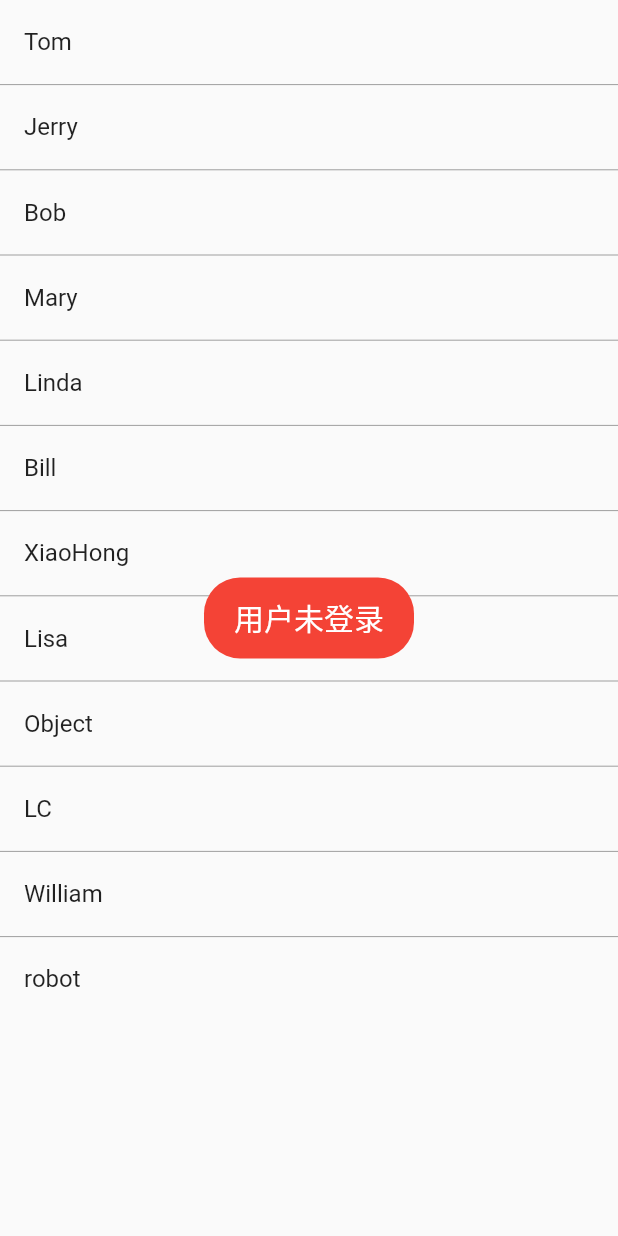
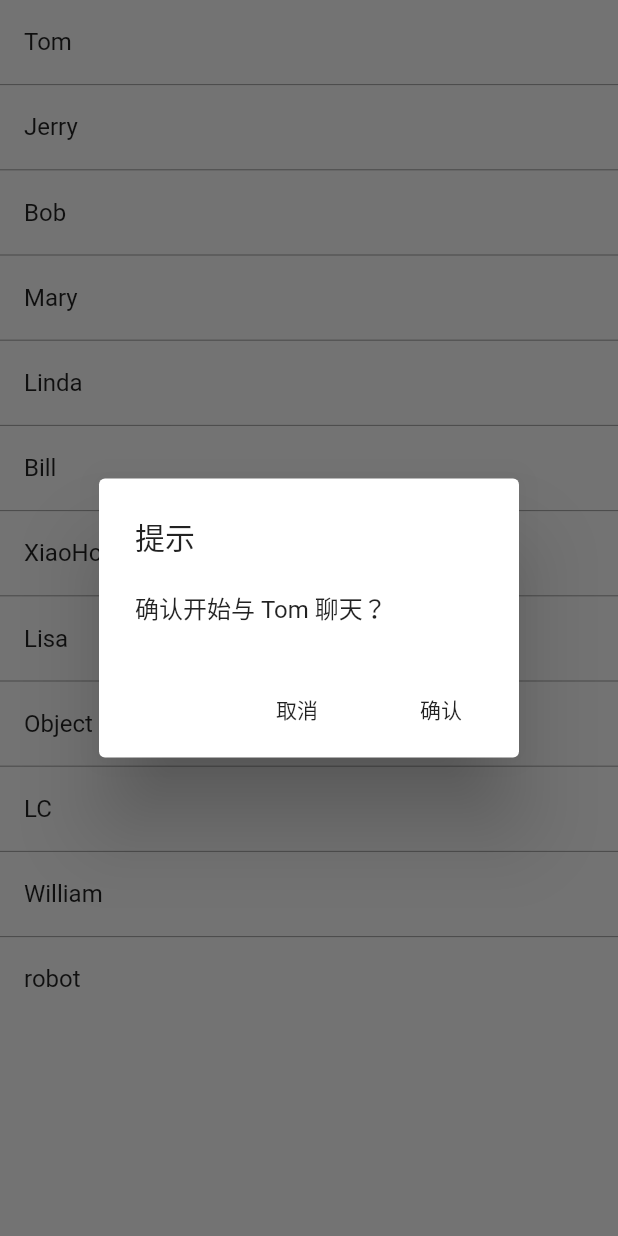
Before and after one commit to SXiaoXu/FlutterRealtimeDemo, a Flutter app: the ContactsPage widget shown alone on an empty page, opened directly, after a tap on "Tom", on a phone screen of 412 x 824 dp. Run offline on Flutter 3.47's test engine with Material 2 defaults, Android fonts, the phone set to English and light mode, and no system bars; our stand-ins replace fluttertoast, shared_preferences; missing offline and left inert: leancloud_official_plugin, leancloud_storage; accounts and stored records are empty.

```diff
--- a/lc_realtime/lib/Routes/ContactsPage.dart
+++ b/lc_realtime/lib/Routes/ContactsPage.dart
@@ -38,7 +38,7 @@ class _ContactsPageState extends State<ContactsPage> {
             itemBuilder: (BuildContext context, int index) {
               return GestureDetector(
                 onTap: () {
-                  onTapEvent(_list[index]);
+                  showConfirmDialog(_list[index]);
                 },
                 child: ListTile(title: Text(_list[index])),
               );
@@ -71,4 +71,29 @@ class _ContactsPageState extends State<ContactsPage> {
       return;
     }
   }
+  Future<bool> showConfirmDialog(String name) async {
+    return showDialog<bool>(
+      context: context,
+      builder: (context) {
+        return AlertDialog(
+          title: Text("提示"),
+          content: Text("确认开始与 $name 聊天？"),
+          actions: <Widget>[
+            FlatButton(
+              child: Text("取消"),
+              onPressed: () => Navigator.of(context).pop(), // 关闭对话框
+            ),
+            FlatButton(
+              child: Text("确认"),
+              onPressed: () {
+                onTapEvent(name);
+                //关闭对话框并返回true
+                Navigator.of(context).pop();
+              },
+            ),
+          ],
+        );
+      },
+    );
+  }
 }
```
Also changed, not shown: lc_realtime/lib/Routes/HomeBottomBar.dart (+29 -4 lines), lc_realtime/lib/Routes/SelectChatMembers.dart (added, +127 -0 lines).
